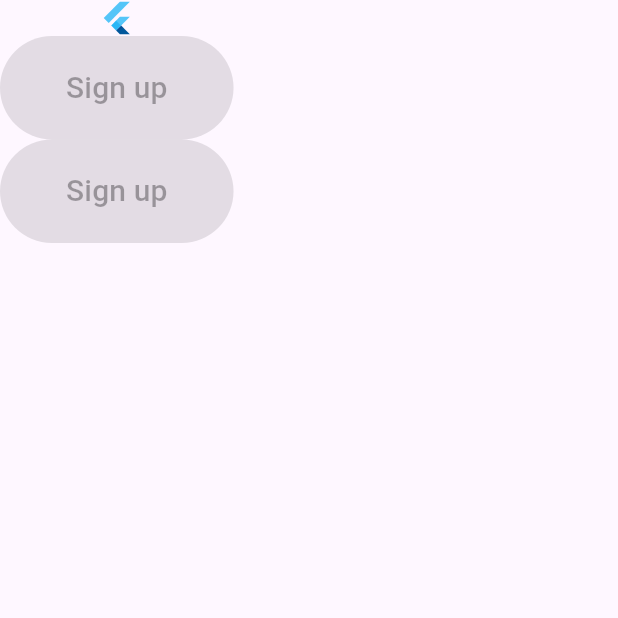
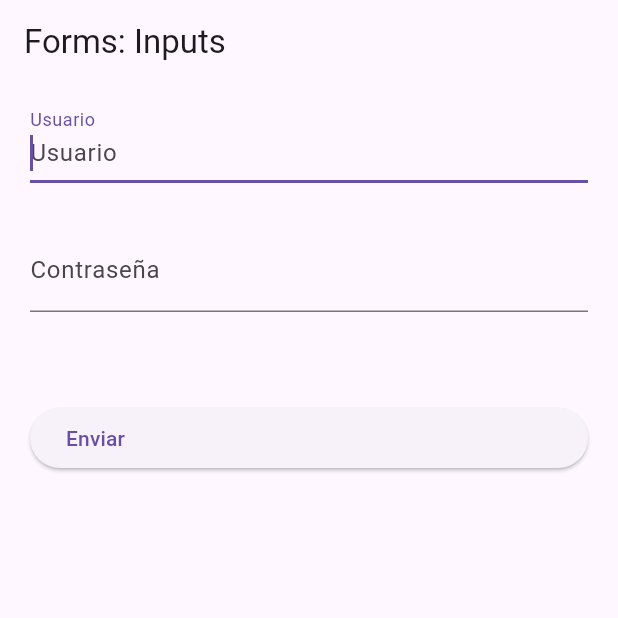
Before and after one commit to BGarciaQuesada/examen_gqb, a Flutter app: the screen it shows after launch, on a phone screen of 412 x 824 dp, the top half of it. Run offline on Flutter 3.47's test engine with Material 3 defaults, Android fonts, the light colour scheme and no system bars.

Commit message:
implementar sign in

```diff
--- a/lib/main.dart
+++ b/lib/main.dart
@@ -1,3 +1,4 @@
+import 'package:fl_examen_gqb/screens/sign_in_screen_gbq.dart';
 import 'package:flutter/material.dart';
 
 import 'screens/home_screen_gqb.dart';
@@ -9,9 +10,9 @@ class MyApp extends StatelessWidget {
 
   @override
   Widget build(BuildContext context) {
-    return MaterialApp(
+    return const MaterialApp(
       debugShowCheckedModeBanner: false,
-        home: HomeScreen()
+        home: SignInScreen()
     );
   }
 }
--- a/lib/routes/app_routes_gbq.dart
+++ /dev/null
@@ -1,15 +0,0 @@
-import 'package:fl_examen_gqb/models/models.dart';
-import '../screens/home_screen_gqb.dart';
-
-class AppRoutes {
-  static const initialRoute = 'home';
-
-  static final MenuOptions = <MenuOption>[
-    MenuOption(
-        route: 'home',
-        screen: const HomeScreen()),
-    MenuOption(
-        route: 'home',
-        screen: const HomeScreen()),
-  ];
-}
--- a/lib/screens/home_screen_gqb.dart
+++ b/lib/screens/home_screen_gqb.dart
@@ -1,5 +1,4 @@
-import 'dart:ui';
-
+import 'package:fl_examen_gqb/screens/sign_in_screen_gbq.dart';
 import 'package:flutter/material.dart';
 
 class HomeScreen extends StatelessWidget {
@@ -9,15 +8,16 @@ class HomeScreen extends StatelessWidget {
   Widget build(BuildContext context) {
     return const Scaffold(
       body: Column(
+        mainAxisAlignment: MainAxisAlignment.center,
         children: [
-          FlutterLogo(),
+          const FlutterLogo(),
           ElevatedButton(
-              onPressed: Navigator.push(),
-              child: Padding(
+              onPressed: null, // esto debería llevar al otro pero... :(
+              child: const Padding(
                 padding: EdgeInsets.all(20.0),
                 child: Text('Sign up', style: TextStyle(fontSize: 20)),
               )),
-          ElevatedButton(
+          const ElevatedButton(
               onPressed: null, //Deshabilitado
               child: Padding(
                 padding: EdgeInsets.all(20.0),
--- a/lib/screens/screens_gqb.dart
+++ b/lib/screens/screens_gqb.dart
@@ -1 +1,2 @@
 export '../screens/home_screen_gqb.dart';
+export '../screens/sign_in_screen_gbq.dart';
--- /dev/null
+++ b/lib/screens/sign_in_screen_gbq.dart
@@ -0,0 +1,65 @@
+import 'package:fl_examen_gqb/widgets/widgets.dart';
+import 'package:flutter/material.dart';
+
+class SignInScreen extends StatelessWidget {
+  const SignInScreen({Key? key}) : super(key: key);
+
+  @override
+  Widget build(BuildContext context) {
+    final myFormKey = GlobalKey<FormState>();
+
+    final ValueNotifier<bool> _checkEnabled = ValueNotifier<bool>(true);
+
+    final Map<String, String> formValues = {
+      'user': 'user',
+      'password': 'password',
+    };
+
+    return Scaffold(
+      appBar: AppBar(
+        title: const Text('Forms: Inputs'),
+      ),
+      body: SingleChildScrollView(
+          padding: const EdgeInsets.symmetric(horizontal: 20, vertical: 10),
+          child: Form(
+            key: myFormKey,
+            child: Column(children: [
+              CustomTextFormField(
+                hintText: 'Usuario',
+                labelText: 'Usuario',
+                suffixIcon: Icons.person_2_outlined,
+                obscureText: false,
+                formProperty: 'nombre',
+                formValues: formValues,
+              ),
+              const SizedBox(
+                height: 30,
+              ),
+              CustomTextFormField(
+                hintText: 'Contraseña',
+                labelText: 'Contraseña',
+                obscureText: true,
+                formProperty: 'apellidos',
+                formValues: formValues,
+              ),
+              const SizedBox(
+                height: 30,
+              ),
+              const SizedBox(height: 30),
+              ElevatedButton(
+                  onPressed: () {
+                    FocusScope.of(context).requestFocus(FocusNode());
+                    if (!myFormKey.currentState!.validate()) {
+                      print('Hay errores en el formulario.');
+                      return;
+                    }
+                  },
+                  child: const SizedBox(
+                      // Ocupar el ancho de la pantalla
+                      width: double.infinity,
+                      child: Text('Enviar'))),
+            ]),
+          )),
+    );
+  }
+}
--- a/lib/theme/theme_gbq.dart
+++ b/lib/theme/theme_gbq.dart
@@ -13,5 +13,7 @@ class AppTheme {
         foregroundColor: Colors.white,
         shape: const StadiumBorder(),
         elevation: 5,
-      )));
+      )),
+
+      );
 }
--- /dev/null
+++ b/lib/widgets/custom_text_form_field_gqb.dart
@@ -0,0 +1,39 @@
+import 'package:flutter/material.dart';
+
+class CustomTextFormField extends StatelessWidget {
+
+  final String? hintText;
+  final String? labelText;
+  final IconData? suffixIcon;
+  final bool obscureText;
+
+  final String formProperty;
+  final Map<String, String> formValues;
+
+  const CustomTextFormField({
+    super.key, this.hintText, this.labelText, this.suffixIcon, required this.obscureText, required this.formProperty, required this.formValues,
+  });
+
+  @override
+  Widget build(BuildContext context) {
+    return TextFormField(
+      autofocus: true,
+      textCapitalization: TextCapitalization.words,
+      obscureText: obscureText,
+      onChanged: (value) => formValues[formProperty] = value,
+      validator: (value) {
+        if (value!.trim().length < 6) {
+          // Para comprobación de 6+ caracteres
+          return 'Mínimo 6 caracteres';
+        }
+      },
+      autovalidateMode: AutovalidateMode.onUnfocus,
+      decoration: InputDecoration(
+        // Cuando vacío
+        hintText: hintText,
+        // Cuando escrito
+        labelText: labelText,
+      ),
+    );
+  }
+}
--- /dev/null
+++ b/lib/widgets/widgets.dart
@@ -0,0 +1 @@
+export '../widgets/custom_text_form_field_gqb.dart';
```
